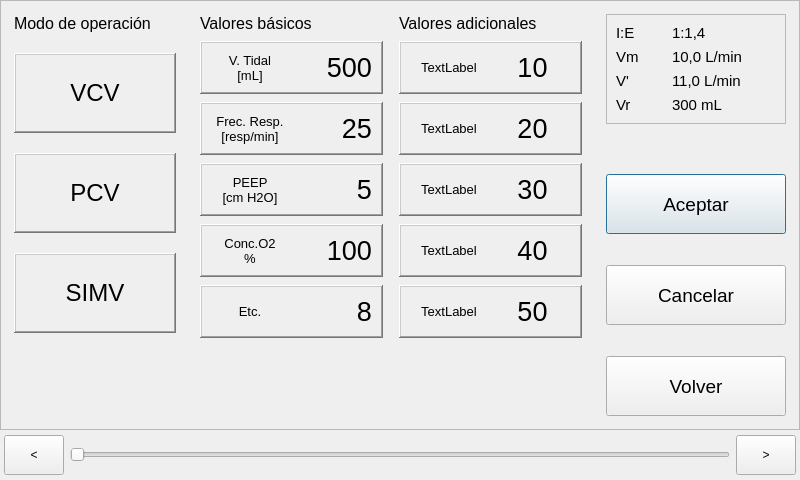
Before: the Qt Designer form config_dialog.ui in ddiaz-yx/respiface, drawn with Qt 5.
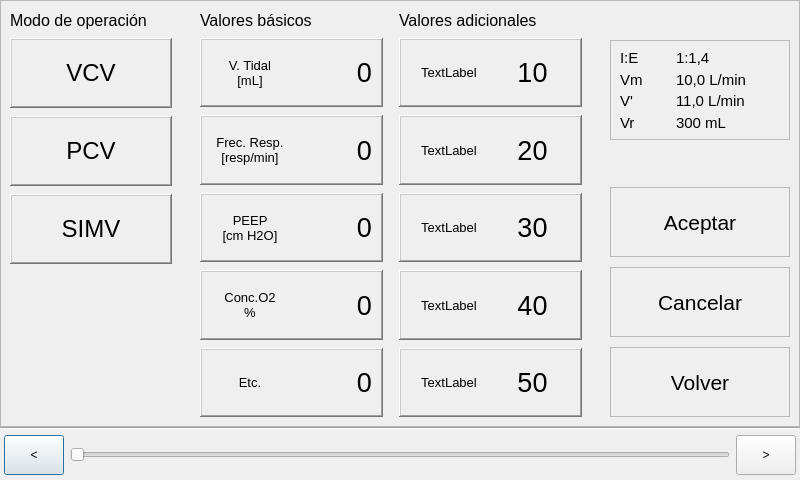
After: the same form once the commit is applied.

Commit message: * Styles move to a separate file from which they can be used from all modules  * New style for the main config window  * Corrects bug in data_proxy.py which made the app fail when unable to parse a hex string

```diff
--- a/config_dialog.ui
+++ b/config_dialog.ui
@@ -83,17 +83,20 @@
          <enum>QFrame::Raised</enum>
         </property>
         <layout class="QHBoxLayout" name="horizontalLayout_4">
+         <property name="spacing">
+          <number>10</number>
+         </property>
          <property name="leftMargin">
-          <number>4</number>
+          <number>0</number>
          </property>
          <property name="topMargin">
-          <number>4</number>
+          <number>0</number>
          </property>
          <property name="rightMargin">
-          <number>4</number>
+          <number>0</number>
          </property>
          <property name="bottomMargin">
-          <number>4</number>
+          <number>0</number>
          </property>
          <item>
           <widget class="QFrame" name="frm_op_mode">
@@ -111,10 +114,22 @@
            </property>
            <layout class="QVBoxLayout" name="verticalLayout">
             <property name="spacing">
-             <number>20</number>
+             <number>8</number>
             </property>
             <item>
-             <widget class="QLabel" name="label_4">
+             <widget class="QLabel" name="lbl_title_op_mode">
+              <property name="sizePolicy">
+               <sizepolicy hsizetype="Preferred" vsizetype="Fixed">
+                <horstretch>0</horstretch>
+                <verstretch>0</verstretch>
+               </sizepolicy>
+              </property>
+              <property name="minimumSize">
+               <size>
+                <width>0</width>
+                <height>20</height>
+               </size>
+              </property>
               <property name="font">
                <font>
                 <pointsize>12</pointsize>
@@ -130,7 +145,7 @@
               <property name="minimumSize">
                <size>
                 <width>0</width>
-                <height>80</height>
+                <height>70</height>
                </size>
               </property>
               <property name="frameShape">
@@ -166,7 +181,7 @@
               <property name="minimumSize">
                <size>
                 <width>0</width>
-                <height>80</height>
+                <height>70</height>
                </size>
               </property>
               <property name="frameShape">
@@ -202,7 +217,7 @@
               <property name="minimumSize">
                <size>
                 <width>0</width>
-                <height>80</height>
+                <height>70</height>
                </size>
               </property>
               <property name="frameShape">
@@ -305,7 +320,7 @@
                   </font>
                  </property>
                  <property name="text">
-                  <string>8</string>
+                  <string>0</string>
                  </property>
                  <property name="alignment">
                   <set>Qt::AlignRight|Qt::AlignTrailing|Qt::AlignVCenter</set>
@@ -498,7 +513,7 @@
                   </font>
                  </property>
                  <property name="text">
-                  <string>25</string>
+                  <string>0</string>
                  </property>
                  <property name="alignment">
                   <set>Qt::AlignRight|Qt::AlignTrailing|Qt::AlignVCenter</set>
@@ -547,7 +562,7 @@
                   </font>
                  </property>
                  <property name="text">
-                  <string>500</string>
+                  <string>0</string>
                  </property>
                  <property name="alignment">
                   <set>Qt::AlignRight|Qt::AlignTrailing|Qt::AlignVCenter</set>
@@ -557,18 +572,6 @@
               </layout>
              </widget>
             </item>
-            <item row="0" column="2">
-             <widget class="QLabel" name="label_27">
-              <property name="font">
-               <font>
-                <pointsize>12</pointsize>
-               </font>
-              </property>
-              <property name="text">
-               <string>Valores adicionales</string>
-              </property>
-             </widget>
-            </item>
             <item row="3" column="2">
              <widget class="QFrame" name="frm_sec_3">
               <property name="frameShape">
@@ -666,7 +669,19 @@
              </widget>
             </item>
             <item row="0" column="0">
-             <widget class="QLabel" name="label_18">
+             <widget class="QLabel" name="lbl_title_basic_params">
+              <property name="sizePolicy">
+               <sizepolicy hsizetype="Preferred" vsizetype="Fixed">
+                <horstretch>0</horstretch>
+                <verstretch>0</verstretch>
+               </sizepolicy>
+              </property>
+              <property name="minimumSize">
+               <size>
+                <width>0</width>
+                <height>20</height>
+               </size>
+              </property>
               <property name="font">
                <font>
                 <pointsize>12</pointsize>
@@ -716,7 +731,7 @@
                   </font>
                  </property>
                  <property name="text">
-                  <string>100</string>
+                  <string>0</string>
                  </property>
                  <property name="alignment">
                   <set>Qt::AlignRight|Qt::AlignTrailing|Qt::AlignVCenter</set>
@@ -726,19 +741,6 @@
               </layout>
              </widget>
             </item>
-            <item row="6" column="0">
-             <spacer name="verticalSpacer_4">
-              <property name="orientation">
-               <enum>Qt::Vertical</enum>
-              </property>
-              <property name="sizeHint" stdset="0">
-               <size>
-                <width>20</width>
-                <height>40</height>
-               </size>
-              </property>
-             </spacer>
-            </item>
             <item row="3" column="0">
              <widget class="QFrame" name="frm_peep">
               <property name="frameShape">
@@ -778,7 +780,7 @@
                   </font>
                  </property>
                  <property name="text">
-                  <string>5</string>
+                  <string>0</string>
                  </property>
                  <property name="alignment">
                   <set>Qt::AlignRight|Qt::AlignTrailing|Qt::AlignVCenter</set>
@@ -804,6 +806,30 @@
               </property>
              </spacer>
             </item>
+            <item row="0" column="2">
+             <widget class="QLabel" name="lbl_title_more_params">
+              <property name="sizePolicy">
+               <sizepolicy hsizetype="Preferred" vsizetype="Fixed">
+                <horstretch>0</horstretch>
+                <verstretch>0</verstretch>
+               </sizepolicy>
+              </property>
+              <property name="minimumSize">
+               <size>
+                <width>0</width>
+                <height>20</height>
+               </size>
+              </property>
+              <property name="font">
+               <font>
+                <pointsize>12</pointsize>
+               </font>
+              </property>
+              <property name="text">
+               <string>Valores adicionales</string>
+              </property>
+             </widget>
+            </item>
            </layout>
           </widget>
          </item>
@@ -819,8 +845,38 @@
             <property name="spacing">
              <number>10</number>
             </property>
+            <item>
+             <widget class="QLabel" name="lbl_title_right">
+              <property name="sizePolicy">
+               <sizepolicy hsizetype="Preferred" vsizetype="Fixed">
+                <horstretch>0</horstretch>
+                <verstretch>0</verstretch>
+               </sizepolicy>
+              </property>
+              <property name="minimumSize">
+               <size>
+                <width>0</width>
+                <height>20</height>
+               </size>
+              </property>
+              <property name="font">
+               <font>
+                <pointsize>12</pointsize>
+               </font>
+              </property>
+              <property name="text">
+               <string/>
+              </property>
+             </widget>
+            </item>
             <item>
              <widget class="QFrame" name="frm_params_auto">
+              <property name="minimumSize">
+               <size>
+                <width>0</width>
+                <height>100</height>
+               </size>
+              </property>
               <property name="frameShape">
                <enum>QFrame::StyledPanel</enum>
               </property>
@@ -968,23 +1024,36 @@
              </spacer>
             </item>
             <item>
-             <widget class="QPushButton" name="btnAceptar">
+             <widget class="QFrame" name="frm_aceptar">
               <property name="minimumSize">
                <size>
                 <width>0</width>
-                <height>60</height>
+                <height>70</height>
                </size>
               </property>
-              <property name="font">
-               <font>
-                <pointsize>14</pointsize>
-                <weight>50</weight>
-                <bold>false</bold>
-               </font>
+              <property name="frameShape">
+               <enum>QFrame::StyledPanel</enum>
               </property>
-              <property name="text">
-               <string>Aceptar</string>
+              <property name="frameShadow">
+               <enum>QFrame::Raised</enum>
               </property>
+              <layout class="QVBoxLayout" name="verticalLayout_3">
+               <item>
+                <widget class="QLabel" name="label_5">
+                 <property name="font">
+                  <font>
+                   <pointsize>16</pointsize>
+                  </font>
+                 </property>
+                 <property name="text">
+                  <string>Aceptar</string>
+                 </property>
+                 <property name="alignment">
+                  <set>Qt::AlignCenter</set>
+                 </property>
+                </widget>
+               </item>
+              </layout>
              </widget>
             </item>
             <item>
@@ -1001,23 +1070,36 @@
              </spacer>
             </item>
             <item>
-             <widget class="QPushButton" name="btnCancelar">
+             <widget class="QFrame" name="frm_cancelar">
               <property name="minimumSize">
                <size>
                 <width>0</width>
-                <height>60</height>
+                <height>70</height>
                </size>
               </property>
-              <property name="font">
-               <font>
-                <pointsize>14</pointsize>
-                <weight>50</weight>
-                <bold>false</bold>
-               </font>
+              <property name="frameShape">
+               <enum>QFrame::StyledPanel</enum>
               </property>
-              <property name="text">
-               <string>Cancelar</string>
+              <property name="frameShadow">
+               <enum>QFrame::Raised</enum>
               </property>
+              <layout class="QVBoxLayout" name="verticalLayout_4">
+               <item>
+                <widget class="QLabel" name="label_6">
+                 <property name="font">
+                  <font>
+                   <pointsize>16</pointsize>
+                  </font>
+                 </property>
+                 <property name="text">
+                  <string>Cancelar</string>
+                 </property>
+                 <property name="alignment">
+                  <set>Qt::AlignCenter</set>
+                 </property>
+                </widget>
+               </item>
+              </layout>
              </widget>
             </item>
             <item>
@@ -1034,23 +1116,36 @@
              </spacer>
             </item>
             <item>
-             <widget class="QPushButton" name="btnVolver">
+             <widget class="QFrame" name="frm_volver">
               <property name="minimumSize">
                <size>
                 <width>0</width>
-                <height>60</height>
+                <height>70</height>
                </size>
               </property>
-              <property name="font">
-               <font>
-                <pointsize>14</pointsize>
-                <weight>50</weight>
-                <bold>false</bold>
-               </font>
+              <property name="frameShape">
+               <enum>QFrame::StyledPanel</enum>
               </property>
-              <property name="text">
-               <string>Volver</string>
+              <property name="frameShadow">
+               <enum>QFrame::Raised</enum>
               </property>
+              <layout class="QVBoxLayout" name="verticalLayout_7">
+               <item>
+                <widget class="QLabel" name="label_7">
+                 <property name="font">
+                  <font>
+                   <pointsize>16</pointsize>
+                  </font>
+                 </property>
+                 <property name="text">
+                  <string>Volver</string>
+                 </property>
+                 <property name="alignment">
+                  <set>Qt::AlignCenter</set>
+                 </property>
+                </widget>
+               </item>
+              </layout>
              </widget>
             </item>
            </layout>
@@ -1059,6 +1154,13 @@
         </layout>
        </widget>
       </item>
+      <item>
+       <widget class="Line" name="line">
+        <property name="orientation">
+         <enum>Qt::Horizontal</enum>
+        </property>
+       </widget>
+      </item>
       <item>
        <widget class="QFrame" name="frm_adjust">
         <property name="minimumSize">
```
Left out of the diff: 28 changed lines with no effect on the pictures. The commit also changes 7 other files.
